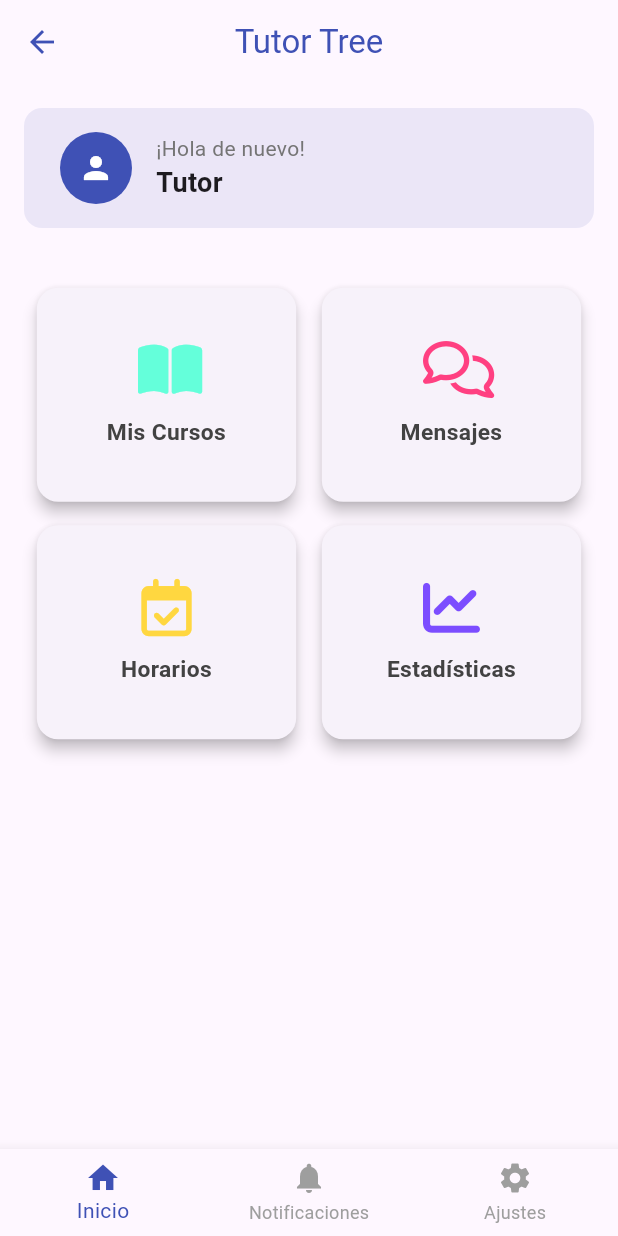
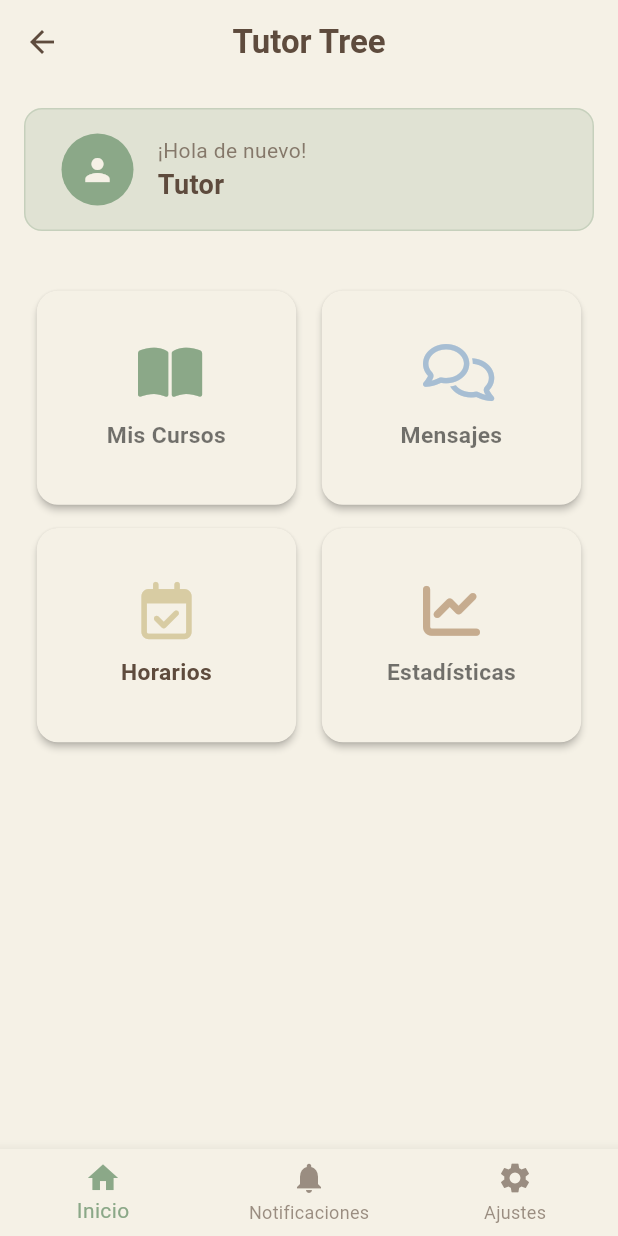
Before and after one commit to morj512/tutor-tree, a Flutter app: the HomeScreen screen opened directly with empty values, on a phone screen of 412 x 824 dp. Run offline on Flutter 3.47's test engine with Material 3 defaults, Android fonts, the phone set to English and light mode, and no system bars; our stand-ins replace audioplayers, font_awesome_flutter, shared_preferences; accounts and stored records are empty.

Commit message:
Se actualizo el diseño de home

```diff
--- a/lib/screens/home_screen.dart
+++ b/lib/screens/home_screen.dart
@@ -15,6 +15,13 @@ class HomeScreen extends StatefulWidget {
 }
 
 class _HomeScreenState extends State<HomeScreen> with SingleTickerProviderStateMixin {
+  // Paleta de colores
+  final Color _primaryGreen = const Color(0xFF8BA888);
+  final Color _lightBeige = const Color(0xFFF5F1E6);
+  final Color _darkBrown = const Color(0xFF5E4B3D);
+  final Color _softBlue = const Color(0xFFA7BED3);
+  final Color _warmBeige = const Color(0xFFD8CCA3);
+
   late AnimationController _animationController;
   final AudioPlayer _player = AudioPlayer();
   int _selectedIndex = 0;
@@ -63,29 +70,30 @@ class _HomeScreenState extends State<HomeScreen> with SingleTickerProviderStateM
         _buildFeatureCard(
           icon: FontAwesomeIcons.robot,
           title: 'Chatbot Inteligente',
-          color: Colors.blueAccent,
+          color: _softBlue,
           onTap: () {
             Navigator.push(
               context,
-              MaterialPageRoute(builder: (context) => ChatbotScreen()), // Sin 'const'
+              MaterialPageRoute(builder: (context) => ChatbotScreen()),
             );
           },
         ),
         _buildFeatureCard(
           icon: FontAwesomeIcons.chalkboardTeacher,
           title: 'Asesores Disponibles',
-          color: Colors.greenAccent,
+          color: _primaryGreen,
           onTap: () {
             Navigator.push(
               context,
-              MaterialPageRoute(builder: (context) => AsesoresScreen()), // Sin 'const'
+              MaterialPageRoute(builder: (context) => AsesoresScreen()),
             );
           },
         ),
         _buildFeatureCard(
           icon: FontAwesomeIcons.book,
           title: 'Mis Cursos',
-          color: Colors.orangeAccent,
+          color: _warmBeige,
+          textColor: _darkBrown,
           onTap: () {
             // Navegar a cursos del estudiante
           },
@@ -93,7 +101,7 @@ class _HomeScreenState extends State<HomeScreen> with SingleTickerProviderStateM
         _buildFeatureCard(
           icon: FontAwesomeIcons.calendarAlt,
           title: 'Agendar Tutoría',
-          color: Colors.purpleAccent,
+          color: Color(0xFFD4A59A), // Un tono café rosado suave
           onTap: () {
             // Navegar a agenda
           },
@@ -113,18 +121,18 @@ class _HomeScreenState extends State<HomeScreen> with SingleTickerProviderStateM
         _buildFeatureCard(
           icon: FontAwesomeIcons.bookOpen,
           title: 'Mis Cursos',
-          color: Colors.tealAccent,
+          color: _primaryGreen,
           onTap: () {
             Navigator.push(
               context,
-              MaterialPageRoute(builder: (context) => CursosScreen()), // Sin 'const'
+              MaterialPageRoute(builder: (context) => CursosScreen()),
             );
           },
         ),
         _buildFeatureCard(
           icon: FontAwesomeIcons.comments,
           title: 'Mensajes',
-          color: Colors.pinkAccent,
+          color: _softBlue,
           onTap: () {
             // Navegar a mensajes
           },
@@ -132,7 +140,8 @@ class _HomeScreenState extends State<HomeScreen> with SingleTickerProviderStateM
         _buildFeatureCard(
           icon: FontAwesomeIcons.calendarCheck,
           title: 'Horarios',
-          color: Colors.amberAccent,
+          color: _warmBeige,
+          textColor: _darkBrown,
           onTap: () {
             // Navegar a horarios
           },
@@ -140,7 +149,7 @@ class _HomeScreenState extends State<HomeScreen> with SingleTickerProviderStateM
         _buildFeatureCard(
           icon: FontAwesomeIcons.chartLine,
           title: 'Estadísticas',
-          color: Colors.deepPurpleAccent,
+          color: Color(0xFFC6AC8F), // Un tono café claro
           onTap: () {
             // Navegar a estadísticas
           },
@@ -153,6 +162,7 @@ class _HomeScreenState extends State<HomeScreen> with SingleTickerProviderStateM
     required IconData icon,
     required String title,
     required Color color,
+    Color textColor = Colors.black54,
     required VoidCallback onTap,
   }) {
     return ScaleTransition(
@@ -163,10 +173,11 @@ class _HomeScreenState extends State<HomeScreen> with SingleTickerProviderStateM
         ),
       ),
       child: Card(
-        elevation: 4,
+        elevation: 2,
         shape: RoundedRectangleBorder(
           borderRadius: BorderRadius.circular(15),
         ),
+        color: _lightBeige,
         child: InkWell(
           borderRadius: BorderRadius.circular(15),
           onTap: () {
@@ -192,7 +203,7 @@ class _HomeScreenState extends State<HomeScreen> with SingleTickerProviderStateM
                   style: TextStyle(
                     fontSize: 16,
                     fontWeight: FontWeight.bold,
-                    color: Colors.grey[800],
+                    color: textColor,
                   ),
                 ),
               ],
@@ -203,20 +214,21 @@ class _HomeScreenState extends State<HomeScreen> with SingleTickerProviderStateM
     );
   }
 
-  Widget _buildUserGreeting() {
+Widget _buildUserGreeting() {
     return Container(
       padding: const EdgeInsets.symmetric(horizontal: 24, vertical: 16),
       margin: const EdgeInsets.all(16),
       decoration: BoxDecoration(
-        color: Colors.indigo.withOpacity(0.1),
+        color: _primaryGreen.withOpacity(0.2),
         borderRadius: BorderRadius.circular(12),
+        border: Border.all(color: _primaryGreen.withOpacity(0.3)),
       ),
       child: Row(
         children: [
-          const CircleAvatar(
+          CircleAvatar(
             radius: 24,
-            backgroundColor: Colors.indigo,
-            child: Icon(Icons.person, color: Colors.white),
+            backgroundColor: _primaryGreen,
+            child: Icon(Icons.person, color: _lightBeige),
           ),
           const SizedBox(width: 16),
           Column(
@@ -226,14 +238,15 @@ class _HomeScreenState extends State<HomeScreen> with SingleTickerProviderStateM
                 '¡Hola de nuevo!',
                 style: TextStyle(
                   fontSize: 14,
-                  color: Colors.grey[600],
+                  color: _darkBrown.withOpacity(0.7),
                 ),
               ),
               Text(
                 widget.userType == 'Estudiante' ? 'Estudiante' : 'Tutor',
-                style: const TextStyle(
+                style: TextStyle(
                   fontSize: 18,
                   fontWeight: FontWeight.bold,
+                  color: _darkBrown,
                 ),
               ),
             ],
@@ -246,12 +259,19 @@ class _HomeScreenState extends State<HomeScreen> with SingleTickerProviderStateM
   @override
   Widget build(BuildContext context) {
     return Scaffold(
+      backgroundColor: _lightBeige,
       appBar: AppBar(
-        title: const Text('Tutor Tree'),
+        title: Text(
+          'Tutor Tree',
+          style: TextStyle(
+            color: _darkBrown,
+            fontWeight: FontWeight.bold,
+          ),
+        ),
         elevation: 0,
         backgroundColor: Colors.transparent,
-        foregroundColor: Colors.indigo,
         centerTitle: true,
+        iconTheme: IconThemeData(color: _darkBrown),
       ),
       body: SingleChildScrollView(
         child: Column(
@@ -264,7 +284,8 @@ class _HomeScreenState extends State<HomeScreen> with SingleTickerProviderStateM
         ),
       ),
       bottomNavigationBar: BottomNavigationBar(
-        items: const [
+        backgroundColor: _lightBeige,
+        items: [
           BottomNavigationBarItem(
             icon: Icon(Icons.home),
             label: 'Inicio',
@@ -279,8 +300,8 @@ class _HomeScreenState extends State<HomeScreen> with SingleTickerProviderStateM
           ),
         ],
         currentIndex: _selectedIndex,
-        selectedItemColor: Colors.indigo,
-        unselectedItemColor: Colors.grey,
+        selectedItemColor: _primaryGreen,
+        unselectedItemColor: _darkBrown.withOpacity(0.6),
         onTap: _onItemTapped,
       ),
     );
```
